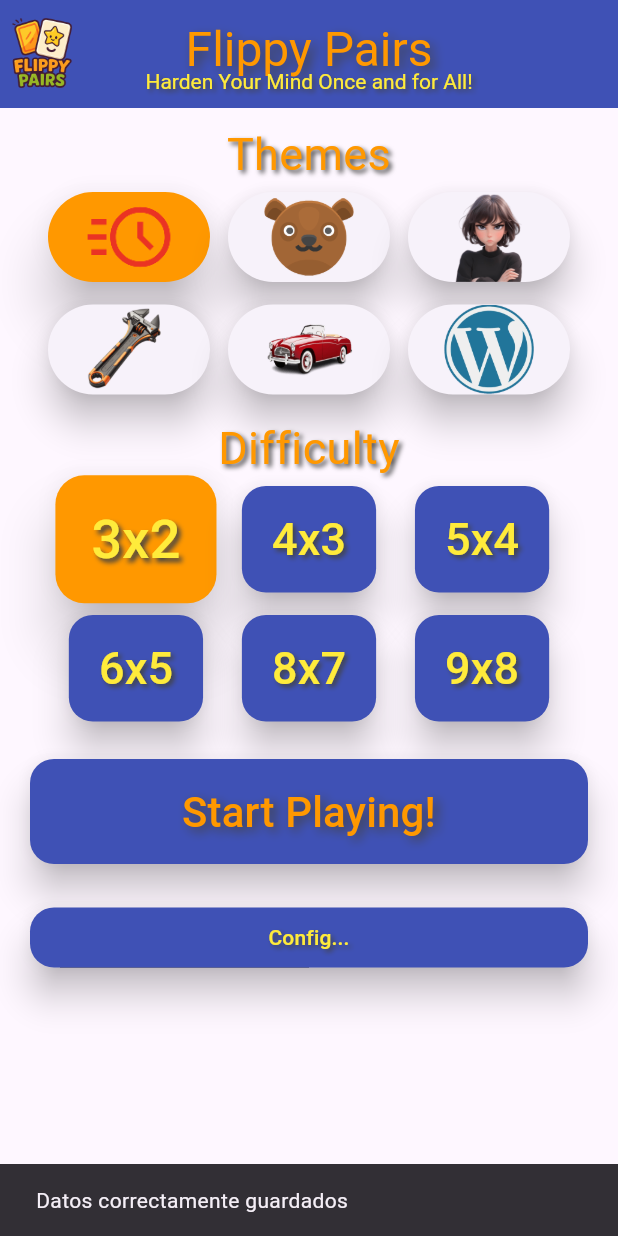
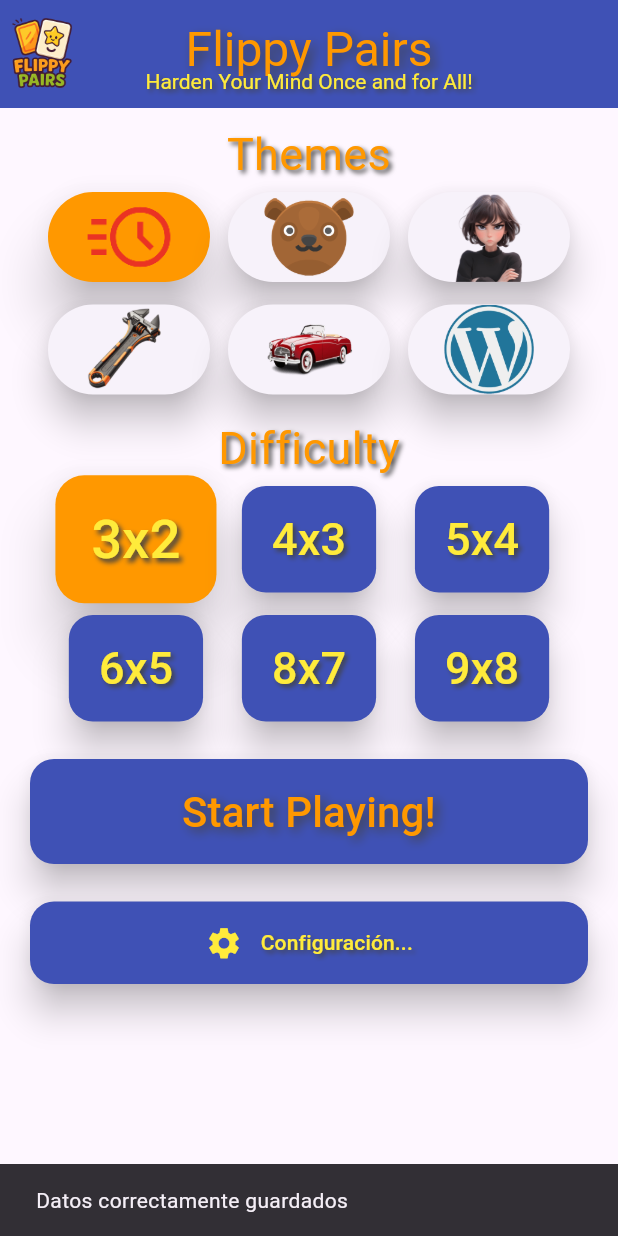
Before and after one commit to TangierDreams/flippy_pairs, a Flutter app: the screen it shows after launch, after a tap on "Guardar datos", on a phone screen of 412 x 824 dp. Run offline on Flutter 3.47's test engine with Material 3 defaults, Android fonts, the phone set to English and light mode, and no system bars; our stand-ins replace audioplayers, google_fonts, shared_preferences, supabase_flutter; accounts and stored records are empty; network calls fail; Roboto replaces fonts that are missing (Chewy).

Commit message:
15/10/2025

```diff
--- a/lib/PAGINAS/CONFIGURACION/pag_configuracion.dart
+++ b/lib/PAGINAS/CONFIGURACION/pag_configuracion.dart
@@ -30,7 +30,9 @@
       //Toolbar:
       appBar: WidToolbar(showMenuButton: false, showBackButton: true, subtitle: "Harden Your Mind Once and for All!"),
 
-      body: Padding(
+      //resizeToAvoidBottomInset: true,
+      body: SingleChildScrollView(
+        child: Padding(
           padding: const EdgeInsets.all(16.0),
           child: Column(
             crossAxisAlignment: CrossAxisAlignment.stretch,
@@ -165,11 +167,11 @@
                     const Icon(
                       Icons.save,
                       color: Colores.segundo, // Match the text color
-                    size: 20, // Adjust size as needed
+                      size: 25, // Adjust size as needed
                     ),
 
                     // 2. Add a small space between the icon and the text
-                  const SizedBox(width: 8),
+                    const SizedBox(width: 12),
 
                     // 3. Keep your existing Text widget
                     Text(
@@ -185,6 +187,7 @@
                 // END OF MODIFIED CHILD
               ),
             ],
+          ),
         ),
       ),
     );
--- a/lib/PAGINAS/JUEGO/srv_juego.dart
+++ b/lib/PAGINAS/JUEGO/srv_juego.dart
@@ -70,6 +70,10 @@
   puntosPartida = 0;
   cronometroKey.currentState?.reset();
   cartasDestello = {};
+
+  // Empezamos la música:
+
+  SrvSonidos.iniciarMusicaFondo();
 
   // Cargar puntos guardados del disco
 
@@ -181,6 +185,7 @@
 
     // Verificar si hemos terminado el juego
     if (juegoTerminado()) {
+      SrvSonidos.detenerMusicaFondo();
       //SrvDiskette.guardarValor(DisketteKey.puntuacion, puntosTotales);
     }
   } else {
--- a/lib/PAGINAS/_HOME/pag_home.dart
+++ b/lib/PAGINAS/_HOME/pag_home.dart
@@ -388,7 +388,21 @@
         elevation: 10,
       ),
 
-      child: Text('Config...', style: Textos.textStyleYellow14, textAlign: TextAlign.center),
+      child: Row(
+        mainAxisSize: MainAxisSize.min,
+        children: [
+          const Icon(
+            Icons.settings,
+            color: Colores.tercero, // Match the text color
+            size: 25, // Adjust size as needed
+          ),
+
+          // 2. Add a small space between the icon and the text
+          const SizedBox(width: 12),
+
+          Text('Configuración...', style: Textos.textStyleYellow14, textAlign: TextAlign.center),
+        ],
+      ),
     );
   }
 }
--- a/lib/PROCEDIMIENTOS/SERVICIOS/srv_sonidos.dart
+++ b/lib/PROCEDIMIENTOS/SERVICIOS/srv_sonidos.dart
@@ -1,4 +1,5 @@
 import 'package:audioplayers/audioplayers.dart';
+import 'package:flippy_pairs/PROCEDIMIENTOS/SERVICIOS/srv_diskette.dart';
 
 class SrvSonidos {
   // ============================================================================
@@ -6,9 +7,12 @@
   // ============================================================================
 
   static const int _cantidadReproductores = 8;
-  static late List<AudioPlayer> _reproductores;
+  static late List<AudioPlayer> _reproductorSFX;
   static int _indiceActual = 0;
   static bool _inicializado = false;
+
+  // Reproductor dedicado para la música de fondo
+  static final AudioPlayer _musicaFondoPlayer = AudioPlayer();
 
   // ============================================================================
   // INICIALIZACIÓN
@@ -19,12 +23,58 @@
 
   static Future<void> inicializar() async {
     if (_inicializado) return;
-    _reproductores = List.generate(_cantidadReproductores, (_) => AudioPlayer());
+
+    // 1. CONTEXTO PARA MÚSICA DE FONDO (Permite mezcla)
+    final musicContext = AudioContext(
+      android: AudioContextAndroid(
+        usageType: AndroidUsageType.media,
+        contentType: AndroidContentType.music,
+        audioFocus: AndroidAudioFocus.gainTransientMayDuck, // Sigue permitiendo que otros lo pausen o se mezclen
+      ),
+    );
+    await _musicaFondoPlayer.setAudioContext(musicContext);
+
+    // 2. CONTEXTO PARA SFX (Clave: AudioFocus.none)
+    // Usamos el uso 'game' pero le decimos que NO pida el enfoque de audio.
+    final sfxContext = AudioContext(
+      android: AudioContextAndroid(
+        usageType: AndroidUsageType.game,
+        contentType: AndroidContentType.sonification,
+        audioFocus: AndroidAudioFocus.none, // ⬅️ ¡ESTO ES LO CLAVE PARA EVITAR LA INTERRUPCIÓN!
+      ),
+    );
+
+    _reproductorSFX = List.generate(_cantidadReproductores, (index) {
+      final player = AudioPlayer();
+      // Aplicar el contexto de SFX a CADA reproductor del pool
+      player.setAudioContext(sfxContext);
+      return player;
+    });
+
     _inicializado = true;
   }
 
   // ============================================================================
-  // FUNCIONES DE REPRODUCCIÓN
+  // CONTROL DE MÚSICA DE FONDO (NUEVAS FUNCIONES)
+  // ============================================================================
+
+  static Future<void> iniciarMusicaFondo() async {
+    if (SrvDiskette.leerValor(DisketteKey.musicaActivada)) {
+      // Configura para que se repita en bucle y ajusta el volumen.
+      await _musicaFondoPlayer.setReleaseMode(ReleaseMode.loop);
+      await _musicaFondoPlayer.setVolume(0.1); // Volumen bajo
+
+      // Ruta de la música. Asumo que se llama 'musica_fondo.mp3'
+      await _musicaFondoPlayer.play(AssetSource('sonidos/music.mp3'));
+    }
+  }
+
+  static Future<void> detenerMusicaFondo() async {
+    await _musicaFondoPlayer.stop();
+  }
+
+  // ============================================================================
+  // FUNCIONES DE REPRODUCCIÓN SFX
   // ============================================================================
 
   // Reproduce el sonido de play
@@ -53,12 +103,27 @@
 
   // Reproduce un archivo de sonido desde assets/sonidos/
 
+  // static Future<void> _reproducirSonido(String nombreArchivo) async {
+  //   if (SrvDiskette.leerValor(DisketteKey.sonidoActivado)) {
+  //     final reproductor = _reproductorSFX[_indiceActual];
+  //     _indiceActual = (_indiceActual + 1) % _cantidadReproductores;
+  //     await reproductor.stop(); // Detener si aún está sonando
+  //     await reproductor.play(AssetSource('sonidos/$nombreArchivo'));
+  //   }
+  // }
+
   static Future<void> _reproducirSonido(String nombreArchivo) async {
-    final reproductor = _reproductores[_indiceActual];
-    _indiceActual = (_indiceActual + 1) % _cantidadReproductores;
+    if (SrvDiskette.leerValor(DisketteKey.sonidoActivado)) {
+      final reproductor = _reproductorSFX[_indiceActual];
+      _indiceActual = (_indiceActual + 1) % _cantidadReproductores;
+      await reproductor.stop(); // Detener si aún está sonando
 
-    await reproductor.stop(); // Detener si aún está sonando
-    await reproductor.play(AssetSource('sonidos/$nombreArchivo'));
+      // ⚠️ IMPORTANTE: Configurar los SFX para que no interfieran con la música.
+      // Usamos ReleaseMode.release para que se libere al terminar el SFX.
+      await reproductor.setReleaseMode(ReleaseMode.release);
+
+      await reproductor.play(AssetSource('sonidos/$nombreArchivo'));
+    }
   }
 
   // ============================================================================
@@ -69,7 +134,10 @@
   // Llamar cuando la app se cierre o ya no necesites sonidos
 
   static void liberar() {
-    for (final reproductor in _reproductores) {
+    // Liberar el reproductor de música de fondo
+    _musicaFondoPlayer.dispose();
+
+    for (final reproductor in _reproductorSFX) {
       reproductor.dispose();
     }
     _inicializado = false;
--- a/lib/PROCEDIMIENTOS/WIDGETS/wid_toolbar.dart
+++ b/lib/PROCEDIMIENTOS/WIDGETS/wid_toolbar.dart
@@ -58,7 +58,7 @@
             padding: const EdgeInsets.all(8.0),
             child: GestureDetector(
               onTap: () async {
-                // play sound
+                await SrvSonidos.detenerMusicaFondo();
                 await SrvSonidos.goback();
 
                 // wait a bit
```
Also changed, not shown: 1 other file. Lines whose indentation alone changed are shown as unchanged.
